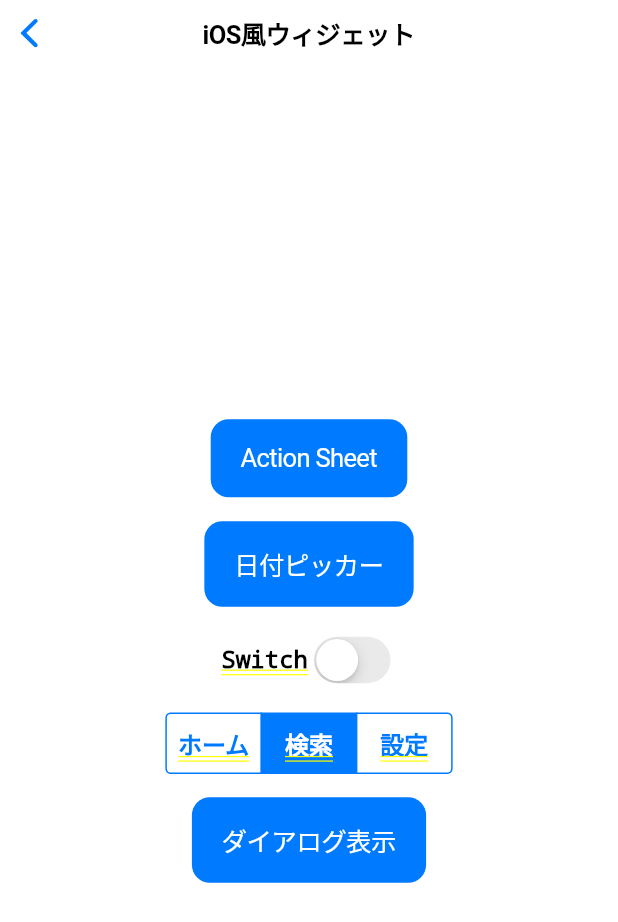
After one commit to sakata-yu/flutter_catalog_app, a Flutter app: the CupertinoSamplePage screen opened by its route, after a tap on "検索", on a phone screen of 412 x 824 dp. The commit adds this screen. Shown: the top 922 px of the screen. Run offline on Flutter 3.47's test engine with Material 3 defaults, Android fonts, the light colour scheme and no system bars; our stand-ins replace auto_route, camera, dio, flutter_hooks, flutter_map, flutter_svg and 9 more; missing offline and left inert: android_intent_plus; generated files the repository leaves out were written again.

Commit message:
301.iOS風ウィジェットサンプルの作成

```diff
--- a/lib/core/router/app_router.dart
+++ b/lib/core/router/app_router.dart
@@ -25,6 +25,7 @@ import '../../features/catalog101/tutorial_page.dart';
 import '../../features/catalog102/responsive_page.dart';
 import '../../features/catalog201/intent_page.dart';
 import '../../features/catalog202/backkey_page.dart';
+import '../../features/catalog301/cupertino_sample_page.dart';
 
 part 'app_router.gr.dart'; // 自動生成ファイル
 
@@ -46,6 +47,7 @@ class AppRouter extends RootStackRouter {
         AutoRoute(page: ResponsiveRoute.page),
         AutoRoute(page: IntentRoute.page),
         AutoRoute(page: BackkeyRoute.page),
+        AutoRoute(page: CupertinoSampleRoute.page),
 
         /// #008 画面遷移画面用
         AutoRoute(page: TransitionSimpleRoute.page),
--- /dev/null
+++ b/lib/features/catalog301/cupertino_sample_page.dart
@@ -0,0 +1,130 @@
+import 'package:catarog_app_flutter/features/catalog004/view/ios_alert_dialog.dart';
+import 'package:flutter/cupertino.dart';
+import 'package:auto_route/auto_route.dart';
+import 'package:flutter_hooks/flutter_hooks.dart';
+import 'package:hooks_riverpod/hooks_riverpod.dart';
+
+@RoutePage()
+class CupertinoSamplePage extends HookConsumerWidget {
+  const CupertinoSamplePage({super.key});
+
+  @override
+  Widget build(BuildContext context, WidgetRef ref) {
+    final ValueNotifier<bool> sliderValue = useState(false);
+    final ValueNotifier<int> selectedSegmentValue = useState(0);
+
+    return CupertinoTheme(
+      data: const CupertinoThemeData(brightness: Brightness.light),
+      child: CupertinoPageScaffold(
+        navigationBar: const CupertinoNavigationBar(
+          middle: Text('iOS風ウィジェット'),
+        ),
+        child: SafeArea(
+          child: Center(
+            child: Column(
+              mainAxisAlignment: MainAxisAlignment.center,
+              children: <Widget>[
+                CupertinoButton.filled(
+                  child: const Text('Action Sheet'),
+                  onPressed: () => showCupertinoModalPopup(
+                    context: context,
+                    builder: (_) => CupertinoActionSheet(
+                      title: const Text('アクション一覧'),
+                      actions: [
+                        CupertinoActionSheetAction(
+                          onPressed: () => context.router.pop(),
+                          child: const Text('アクション1'),
+                        ),
+                        CupertinoActionSheetAction(
+                          onPressed: () => context.router.pop(),
+                          child: const Text('アクション2'),
+                        ),
+                      ],
+                      cancelButton: CupertinoActionSheetAction(
+                        onPressed: () => context.router.pop(),
+                        child: const Text('キャンセル'),
+                      ),
+                    ),
+                  ),
+                ),
+                const SizedBox(height: 16),
+                CupertinoButton.filled(
+                  child: const Text('日付ピッカー'),
+                  onPressed: () => showCupertinoModalPopup(
+                    context: context,
+                    builder: (_) => Container(
+                      height: 300,
+                      color:
+                          CupertinoColors.systemBackground.resolveFrom(context),
+                      child: CupertinoDatePicker(
+                        mode: CupertinoDatePickerMode.dateAndTime,
+                        onDateTimeChanged: (DateTime newDateTime) {},
+                      ),
+                    ),
+                  ),
+                ),
+                const SizedBox(height: 16),
+                Row(
+                  mainAxisAlignment: MainAxisAlignment.center,
+                  children: <Widget>[
+                    const Text(
+                      'Switch',
+                      style: TextStyle(
+                        fontSize: 16,
+                        color: CupertinoColors.label,
+                      ),
+                    ),
+                    CupertinoSwitch(
+                      value: sliderValue.value,
+                      onChanged: (bool value) {
+                        sliderValue.value = value;
+                      },
+                    ),
+                  ],
+                ),
+                const SizedBox(height: 16),
+                CupertinoSegmentedControl<int>(
+                  groupValue: selectedSegmentValue.value,
+                  onValueChanged: (int value) {
+                    selectedSegmentValue.value = value;
+                  },
+                  children: const <int, Widget>{
+                    0: Padding(
+                      padding: EdgeInsets.all(8),
+                      child: Text(
+                        'ホーム',
+                        style: TextStyle(fontSize: 16),
+                      ),
+                    ),
+                    1: Padding(
+                      padding: EdgeInsets.all(8),
+                      child: Text(
+                        '検索',
+                        style: TextStyle(fontSize: 16),
+                      ),
+                    ),
+                    2: Padding(
+                      padding: EdgeInsets.all(8),
+                      child: Text(
+                        '設定',
+                        style: TextStyle(fontSize: 16),
+                      ),
+                    ),
+                  },
+                ),
+                const SizedBox(height: 16),
+                CupertinoButton.filled(
+                  child: const Text('ダイアログ表示'),
+                  onPressed: () => showCupertinoDialog(
+                    context: context,
+                    builder: (BuildContext context) => const IosAlertDialog(),
+                  ),
+                ),
+              ],
+            ),
+          ),
+        ),
+      ),
+    );
+  }
+}
```
Also changed, not shown: lib/core/config/catalog_items.dart (+1 -6 lines), 1 other file.
